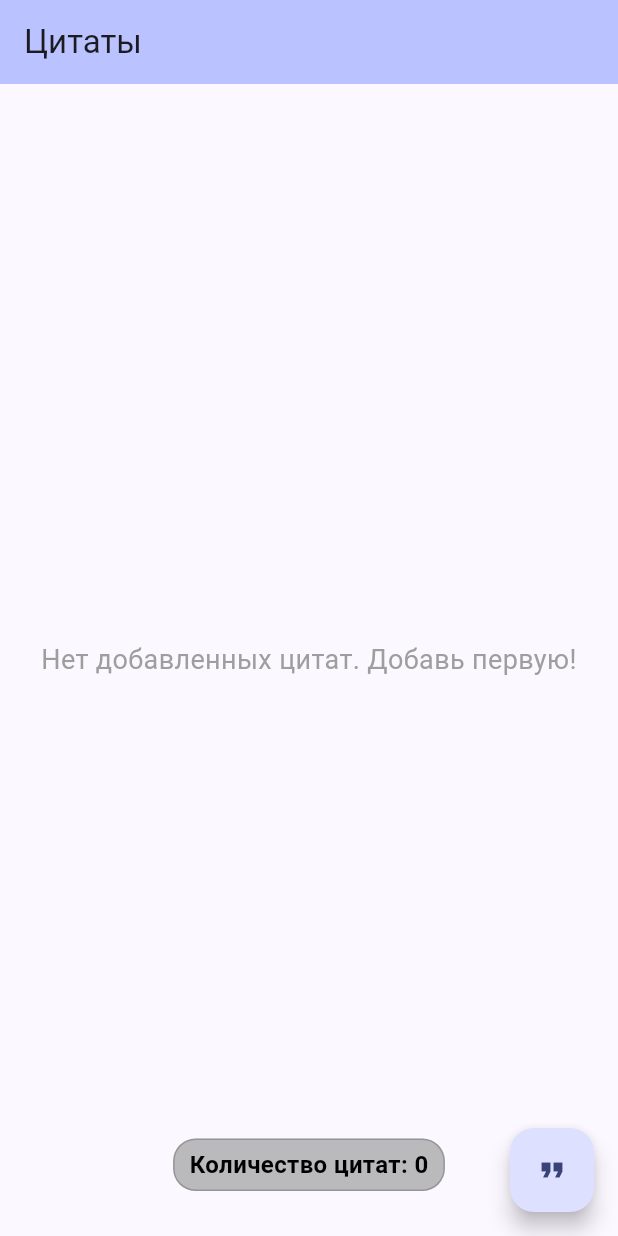
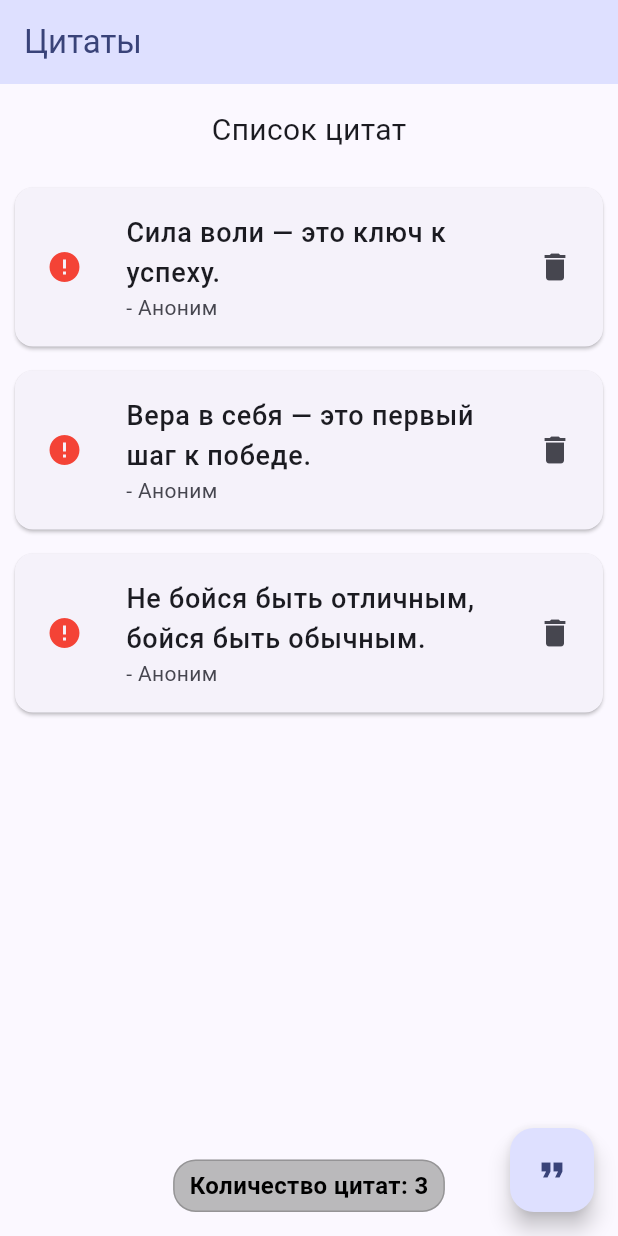
Before and after one commit to YourDax/Pibd-33_Tikhonenkov_Alexey_PMU, a Flutter app: the screen it shows after launch, on a phone screen of 412 x 824 dp. Run offline on Flutter 3.47's test engine with Material 3 defaults, Android fonts, the phone set to English and light mode, and no system bars; network calls fail.

Commit message:
lab3 done

```diff
--- a/lib/main.dart
+++ b/lib/main.dart
@@ -22,14 +22,13 @@ class MyApp extends StatelessWidget {
   }
 }
 
-// Enum для управления состоянием сообщений
-enum MessageType { noQuotes, newQuoteAdded }
-
 // Модель цитаты
 class Quote {
   final String text;
   final String author;
-  Quote(this.text, this.author);
+  final String imagePath;
+
+  Quote(this.text, this.author, this.imagePath);
 }
 
 // Главный экран
@@ -42,39 +41,117 @@ class MyHomePage extends StatefulWidget {
 }
 
 class _MyHomePageState extends State<MyHomePage> {
+  final TextEditingController quoteTextController = TextEditingController();
+  final TextEditingController quoteAuthorController = TextEditingController();
+
   final List<Quote> _quotes = [];
-  MessageType _messageType = MessageType.noQuotes;
+  final String defaultImagePath =
+      'https://cdn-icons-png.flaticon.com/128/17818/17818874.png';
 
-  // Метод добавления цитаты
-  Future<void> _addQuote() async {
-    final result = await showDialog<Map<String, String>?>(
-      context: context,
-      builder: (BuildContext context) => const AddQuoteDialog(),
-    );
+  @override
+  void initState() {
+    super.initState();
 
-    if (result != null && result['quote'] != '' && result['author'] != '') {
-      setState(() {
-        _quotes.add(
-          Quote(result['quote']!.addQuotesIfMissing(), result['author']!.capitalize()),
-        );
-        _messageType = MessageType.newQuoteAdded;
-      });
-    }
+    // Тестовые цитаты
+    _quotes.add(Quote(
+      'Сила воли — это ключ к успеху.',
+      'Аноним',
+      'https://cdn-icons-png.flaticon.com/128/17818/17818880.png',
+    ));
+    _quotes.add(Quote(
+      'Вера в себя — это первый шаг к победе.',
+      'Аноним',
+      'https://cdn-icons-png.flaticon.com/128/17818/17818889.png',
+    ));
+    _quotes.add(Quote(
+      'Не бойся быть отличным, бойся быть обычным.',
+      'Аноним',
+      'https://cdn-icons-png.flaticon.com/128/17818/17818899.png',
+    ));
+  }
+
+  void _addQuote() {
+    setState(() {
+      final newQuote = Quote(
+        quoteTextController.text.addQuotesIfMissing().capitalize(),
+        quoteAuthorController.text.capitalize(),
+        defaultImagePath, // Устанавливаем дефолтное изображение
+      );
+      _quotes.add(newQuote);
+      quoteTextController.clear();
+      quoteAuthorController.clear();
+    });
+  }
+
+  void _removeQuote(int index) {
+    setState(() {
+      _quotes.removeAt(index);
+    });
   }
 
   @override
   Widget build(BuildContext context) {
     return Scaffold(
       appBar: AppBar(
-        backgroundColor: Theme.of(context).colorScheme.inversePrimary,
-        title: Text(widget.title),
+        title: const Text('Цитаты'),
+        backgroundColor: Theme.of(context).colorScheme.primaryContainer,
+        foregroundColor: Theme.of(context).colorScheme.onPrimaryContainer,
       ),
       body: Stack(
         children: [
-          Center(
-            child: _messageType == MessageType.noQuotes
-                ? const NoQuotesMessage()
-                : QuoteList(quotes: _quotes),
+          Column(
+            children: [
+              const Padding(
+                padding: EdgeInsets.all(16.0),
+                child: Text(
+                  'Список цитат',
+                  style: TextStyle(fontSize: 20, fontWeight: FontWeight.normal),
+                ),
+              ),
+              Expanded(
+                child: _quotes.isEmpty
+                    ? const Center(
+                  child: Text(
+                    'Нет добавленных цитат. Добавьте первую!',
+                    style: TextStyle(fontSize: 18, color: Colors.grey),
+                  ),
+                )
+                    : ListView.builder(
+                  itemCount: _quotes.length,
+                  itemBuilder: (context, index) {
+                    final quote = _quotes[index];
+                    return Card(
+                      margin: const EdgeInsets.symmetric(
+                        vertical: 8.0,
+                        horizontal: 10.0,
+                      ),
+                      child: ListTile(
+                        contentPadding: const EdgeInsets.all(8.0),
+                        leading: SizedBox(
+                          width: 50.0,
+                          child: Image.network(
+                            quote.imagePath,
+                            fit: BoxFit.cover,
+                            errorBuilder: (_, __, ___) =>
+                            const Icon(Icons.error, color: Colors.red),
+                          ),
+                        ),
+                        title: Text(
+                          quote.text,
+                          style: const TextStyle(
+                              fontSize: 18, fontWeight: FontWeight.w500),
+                        ),
+                        subtitle: Text('- ${quote.author}'),
+                        trailing: IconButton(
+                          icon: const Icon(Icons.delete),
+                          onPressed: () => _removeQuote(index),
+                        ),
+                      ),
+                    );
+                  },
+                ),
+              ),
+            ],
           ),
           Align(
             alignment: Alignment.bottomCenter,
@@ -83,46 +160,46 @@ class _MyHomePageState extends State<MyHomePage> {
         ],
       ),
       floatingActionButton: FloatingActionButton(
-        onPressed: _addQuote,
+        onPressed: () {
+          showDialog(
+            context: context,
+            builder: (context) {
+              return AlertDialog(
+                title: const Text('Новая цитата'),
+                content: Column(
+                  mainAxisSize: MainAxisSize.min,
+                  children: [
+                    TextField(
+                      controller: quoteTextController,
+                      decoration: const InputDecoration(
+                        hintText: 'Введите текст цитаты',
+                      ),
+                    ),
+                    const SizedBox(height: 8),
+                    TextField(
+                      controller: quoteAuthorController,
+                      decoration: const InputDecoration(
+                        hintText: 'Введите автора цитаты',
+                      ),
+                    ),
+                  ],
+                ),
+                actions: [
+                  TextButton(
+                    onPressed: () {
+                      _addQuote();
+                      Navigator.of(context).pop();
+                    },
+                    child: const Text('Добавить'),
+                  ),
+                ],
+              );
+            },
+          );
+        },
         tooltip: 'Добавить цитату',
         child: const Icon(Icons.format_quote),
       ),
-    );
-  }
-}
-
-// Виджет списка цитат
-class QuoteList extends StatelessWidget {
-  final List<Quote> quotes;
-  const QuoteList({super.key, required this.quotes});
-
-  @override
-  Widget build(BuildContext context) {
-    return ListView.builder(
-      itemCount: quotes.length,
-      itemBuilder: (context, index) {
-        return ListTile(
-          title: Text(
-            quotes[index].text,
-            style: const TextStyle(fontSize: 18, fontWeight: FontWeight.w500),
-          ),
-          subtitle: Text('- ${quotes[index].author}'),
-        );
-      },
-    );
-  }
-}
-
-// Виджет сообщения "нет цитат"
-class NoQuotesMessage extends StatelessWidget {
-  const NoQuotesMessage({super.key});
-
-  @override
-  Widget build(BuildContext context) {
-    return const Text(
-      'Нет добавленных цитат. Добавь первую!',
-      textAlign: TextAlign.center,
-      style: TextStyle(fontSize: 18, color: Colors.grey),
     );
   }
 }
@@ -135,7 +212,7 @@ class QuoteCounter extends StatelessWidget {
   @override
   Widget build(BuildContext context) {
     return Padding(
-      padding: const EdgeInsets.all(30.0),
+      padding: const EdgeInsets.all(16.0),
       child: Container(
         padding: const EdgeInsets.symmetric(vertical: 5, horizontal: 10),
         decoration: BoxDecoration(
@@ -148,46 +225,10 @@ class QuoteCounter extends StatelessWidget {
         ),
         child: Text(
           'Количество цитат: $count',
-          style: const TextStyle(fontSize: 16, fontWeight: FontWeight.w600, color: Colors.black),
+          style: const TextStyle(
+              fontSize: 16, fontWeight: FontWeight.w600, color: Colors.black),
         ),
       ),
-    );
-  }
-}
-
-// Диалоговое окно добавления цитаты
-class AddQuoteDialog extends StatelessWidget {
-  const AddQuoteDialog({super.key});
-
-  @override
-  Widget build(BuildContext context) {
-    final TextEditingController quoteController = TextEditingController();
-    final TextEditingController authorController = TextEditingController();
-
-    return AlertDialog(
-      title: const Text('Добавить цитату'),
-      content: Column(
-        mainAxisSize: MainAxisSize.min,
-        children: [
-          TextField(
-            controller: quoteController,
-            decoration: const InputDecoration(labelText: 'Цитата'),
-          ),
-          TextField(
-            controller: authorController,
-            decoration: const InputDecoration(labelText: 'Автор'),
-          ),
-        ],
-      ),
-      actions: [
-        TextButton(
-          onPressed: () => Navigator.of(context).pop({
-            'quote': quoteController.text,
-            'author': authorController.text,
-          }),
-          child: const Text('Добавить'),
-        ),
-      ],
     );
   }
 }
```
